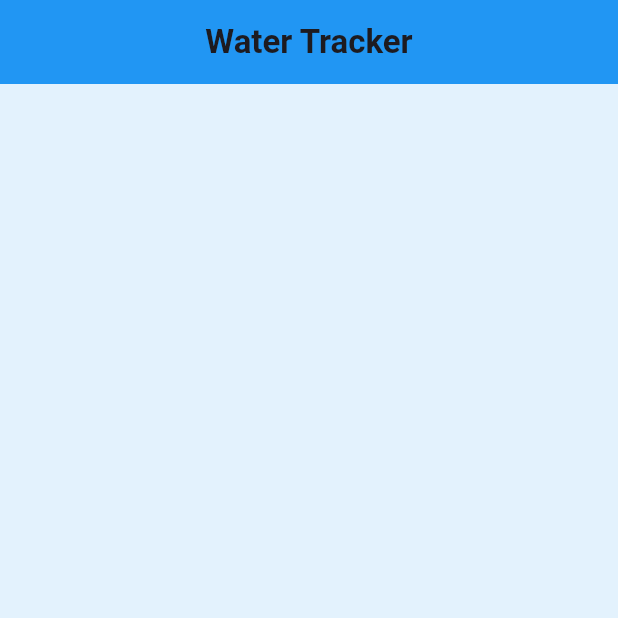
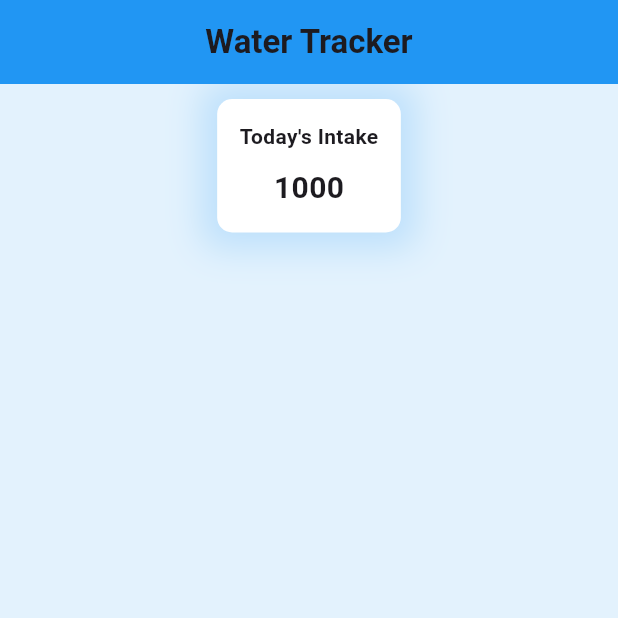
Before and after one commit to takiul-sumon/Water-Tracker, a Flutter app: the screen it shows after launch, on a phone screen of 412 x 824 dp, the top half of it. Run offline on Flutter 3.47's test engine with Material 3 defaults, Android fonts, the phone set to English and light mode, and no system bars.

Commit message:
Display Box

```diff
--- a/lib/Home_page.dart
+++ b/lib/Home_page.dart
@@ -20,11 +20,41 @@ class _Home_PageState extends State<Home_Page> {
         centerTitle: true,
       ),
       backgroundColor: const Color(0xffe3f2fd),
-      body: Container(
-        color: Colors.amber,
-        child: const Row(
+      body: Center(
+        child: Column(
           children: [
-
+            SizedBox(
+              height: 10,
+            ),
+            Container(
+              decoration: BoxDecoration(
+                  borderRadius: BorderRadius.circular(10),
+                  color: Colors.white,
+                  boxShadow: [
+                    BoxShadow(
+                        color: Colors.blue.withOpacity(.2),
+                        blurRadius: 20,
+                        spreadRadius: 10)
+                  ]),
+              child:const Padding(
+                padding: EdgeInsets.all(15.0),
+                child: Column(
+                  crossAxisAlignment: CrossAxisAlignment.center,
+                  children: [
+                    Text('Today\'s Intake',style:
+                          TextStyle( fontWeight: FontWeight.w700),),
+                    SizedBox(
+                      height: 10,
+                    ),
+                    Text(
+                      '1000',
+                      style:
+                          TextStyle(fontSize: 20, fontWeight: FontWeight.bold),
+                    )
+                  ],
+                ),
+              ),
+            )
           ],
         ),
       ),
```
